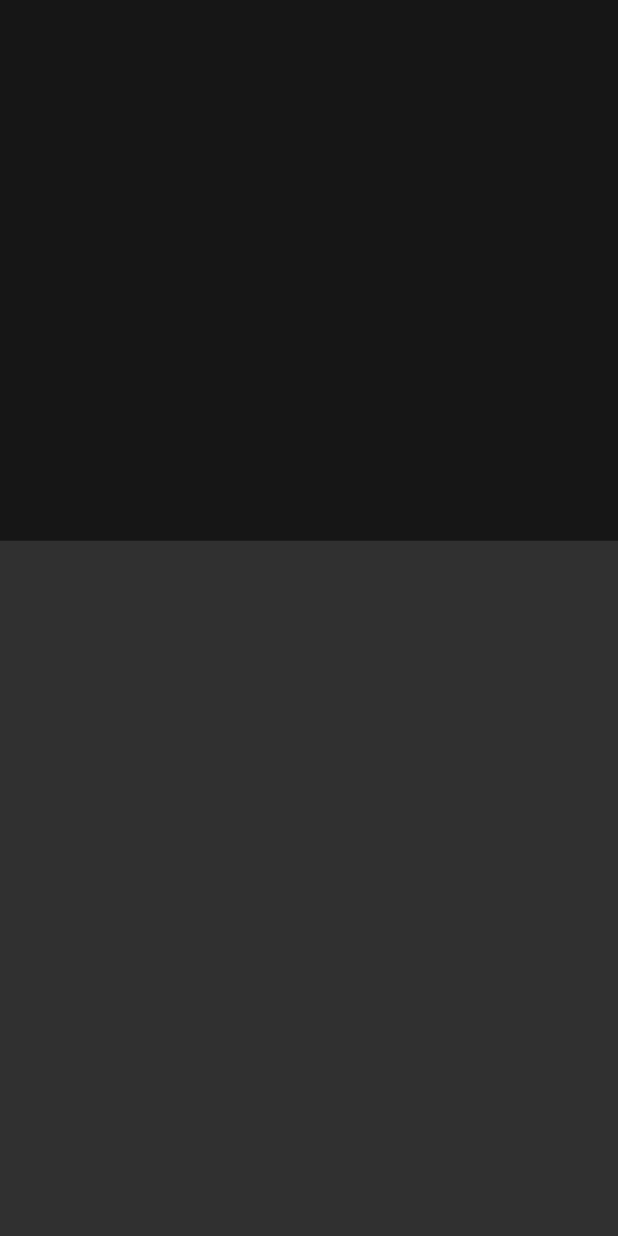
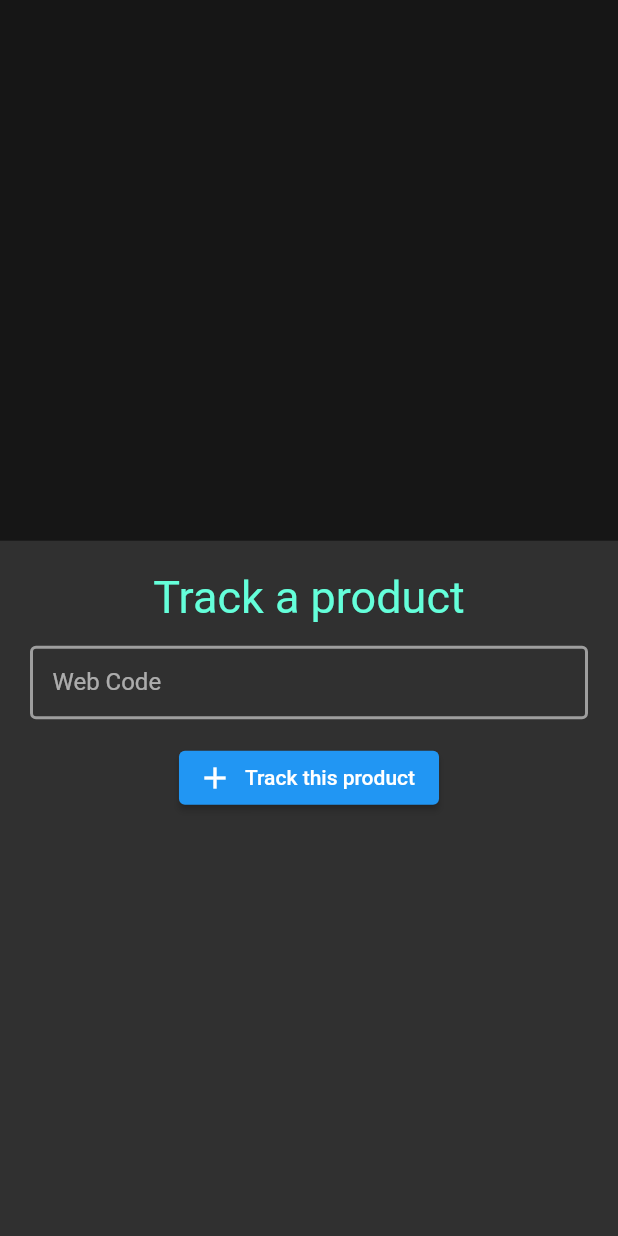
Before and after one commit to jakobbouchard/price_tracker, a Flutter app: the ProductList screen opened directly, after a tap on the "add" icon, on a phone screen of 412 x 824 dp. Run offline on Flutter 3.47's test engine with Material 2 defaults, Android fonts, the phone set to English and light mode, and no system bars; our stand-ins replace cloud_firestore, firebase_analytics, firebase_auth, firebase_core, firebase_crashlytics, firebase_messaging and 3 more; missing offline and left inert: flutter_twitter_login; accounts and stored records are empty.

Commit message:
Add BottomSheet with fields

```diff
--- a/lib/constants.dart
+++ b/lib/constants.dart
@@ -1 +1,17 @@
 import 'package:flutter/material.dart';
+
+const InputDecoration authFieldDecoration = InputDecoration(
+  contentPadding: EdgeInsets.all(15.0),
+  enabledBorder: OutlineInputBorder(
+    borderSide: BorderSide(color: Colors.grey, width: 2.0),
+  ),
+  focusedBorder: OutlineInputBorder(
+    borderSide: BorderSide(color: Colors.tealAccent, width: 2.0),
+  ),
+  errorBorder: OutlineInputBorder(
+    borderSide: BorderSide(color: Colors.red, width: 2.0),
+  ),
+  focusedErrorBorder: OutlineInputBorder(
+    borderSide: BorderSide(color: Colors.red, width: 2.0),
+  ),
+);
--- a/lib/screens/home/components/add_product_sheet.dart
+++ b/lib/screens/home/components/add_product_sheet.dart
@@ -1,8 +1,69 @@
 import 'package:flutter/material.dart';
+import 'package:price_tracker/constants.dart';
+import 'package:price_tracker/services/product_fetch.dart';
 
-class AddProductSheet extends StatelessWidget {
+class AddProductSheet extends StatefulWidget {
+  @override
+  _AddProductSheetState createState() => _AddProductSheetState();
+}
+
+class _AddProductSheetState extends State<AddProductSheet> {
+  final _formKey = GlobalKey<FormState>();
+  final ProductModel productModel = ProductModel();
+  String productSku;
+  bool productIsValid;
+
+  void _track() {
+    if (_formKey.currentState.validate()) {
+      print('tracked {$productSku}');
+    }
+  }
+
+  String _validateSku(String enteredSku) {
+    if (enteredSku.isEmpty) return 'Please enter a web code';
+    if (!productIsValid) return 'This webcode is not valid';
+    return null;
+  }
+
   @override
   Widget build(BuildContext context) {
-    return Container();
+    return Container(
+      padding: EdgeInsets.all(20.0),
+      child: Form(
+        key: _formKey,
+        child: Column(
+          children: [
+            Text(
+              'Track a product',
+              style: TextStyle(fontSize: 30.0, color: Colors.tealAccent),
+            ),
+            SizedBox(height: 15.0),
+            TextFormField(
+              keyboardType: TextInputType.number,
+              textInputAction: TextInputAction.done,
+              validator: (value) => _validateSku(value),
+              onChanged: (value) async {
+                productSku = value;
+                productIsValid =
+                    await productModel.getProductData(value) != null
+                        ? true
+                        : false;
+              },
+              onFieldSubmitted: (_) => _track(),
+              decoration: authFieldDecoration.copyWith(
+                labelText: 'Web Code',
+                hintText: '12345678',
+              ),
+            ),
+            SizedBox(height: 15.0),
+            ElevatedButton.icon(
+              icon: Icon(Icons.add),
+              label: Text('Track this product'),
+              onPressed: () => _track(),
+            ),
+          ],
+        ),
+      ),
+    );
   }
 }
```
